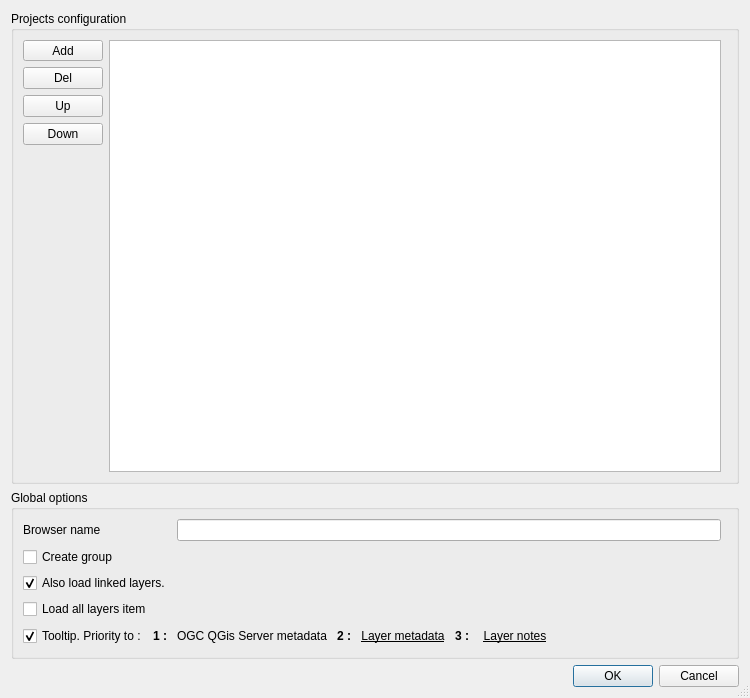
First picture: the form in menu_from_project/ui/conf_dialog.ui, repository aeag/MenuFromProject-Qgis-Plugin, before the edit.
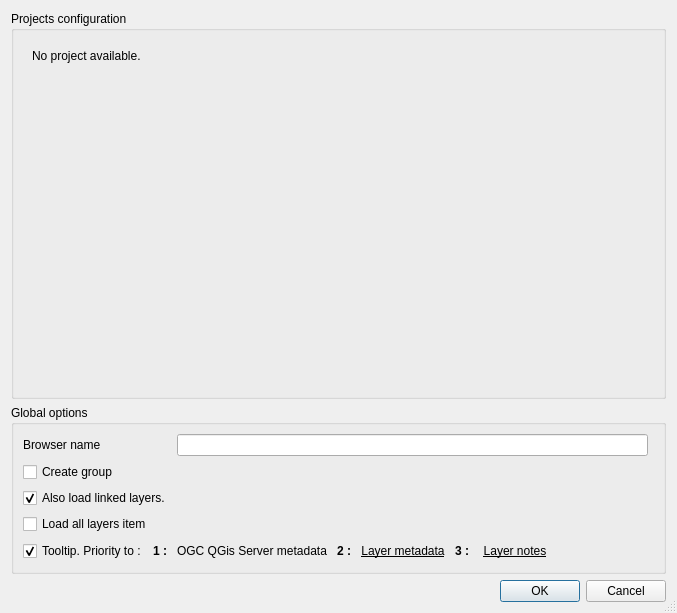
Second picture: the form after the edit. The open tabs and pages were chosen to show the change. Icons and pictures are not drawn. Custom widgets are drawn as their Qt base class.

Commit message: feat(config widget): add stacked widget if no project available - display all add button in the stacked - show project list if at least one project is available

Diff of the .ui file:
```diff
--- a/menu_from_project/ui/conf_dialog.ui
+++ b/menu_from_project/ui/conf_dialog.ui
@@ -9,8 +9,8 @@
    <rect>
     <x>0</x>
     <y>0</y>
-    <width>750</width>
-    <height>698</height>
+    <width>677</width>
+    <height>613</height>
    </rect>
   </property>
   <property name="sizePolicy">
@@ -44,7 +44,23 @@
      <property name="title">
       <string>Projects configuration</string>
      </property>
-     <layout class="QHBoxLayout" name="horizontalLayout" stretch="0,1,0">
+     <layout class="QGridLayout" name="gridLayout_3">
+      <item row="0" column="0" colspan="2">
+       <widget class="QStackedWidget" name="stackedWidget">
+        <widget class="QWidget" name="project_page">
+         <layout class="QHBoxLayout" name="horizontalLayout">
+          <property name="leftMargin">
+           <number>0</number>
+          </property>
+          <property name="topMargin">
+           <number>0</number>
+          </property>
+          <property name="rightMargin">
+           <number>0</number>
+          </property>
+          <property name="bottomMargin">
+           <number>0</number>
+          </property>
       <item>
        <layout class="QGridLayout" name="gridLayout_2">
         <item row="5" column="0">
@@ -147,6 +163,37 @@
       </item>
       <item>
        <widget class="ProjectWidget" name="projectWidget" native="true"/>
+          </item>
+         </layout>
+        </widget>
+        <widget class="QWidget" name="no_project_page">
+         <layout class="QGridLayout" name="gridLayout_5">
+          <item row="1" column="0">
+           <layout class="QVBoxLayout" name="layout_btn_project_add"/>
+          </item>
+          <item row="6" column="0">
+           <spacer name="verticalSpacer_2">
+            <property name="orientation">
+             <enum>Qt::Vertical</enum>
+            </property>
+            <property name="sizeHint" stdset="0">
+             <size>
+              <width>20</width>
+              <height>40</height>
+             </size>
+            </property>
+           </spacer>
+          </item>
+          <item row="0" column="0">
+           <widget class="QLabel" name="lbl_no_project">
+            <property name="text">
+             <string>No project available.</string>
+            </property>
+           </widget>
+          </item>
+         </layout>
+        </widget>
+       </widget>
       </item>
      </layout>
     </widget>
```
Lines whose indentation alone changed are shown as unchanged. The commit also changes 1 other file.
